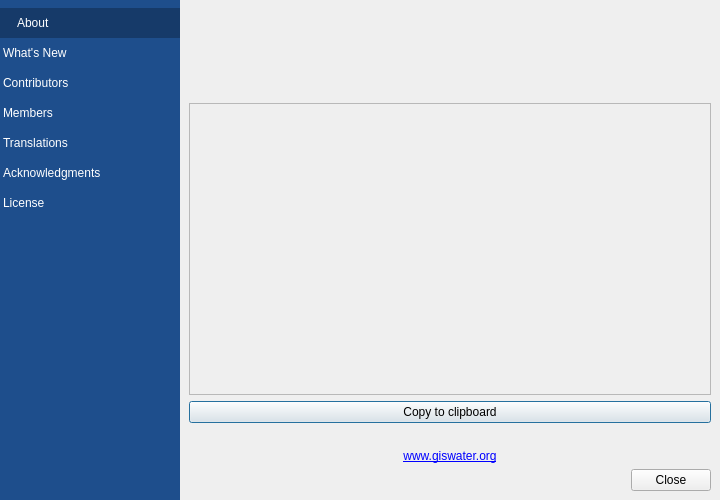
This is core/ui/menu/about.ui in giswater/plugin as Qt 5 draws it before an edit. The edited form follows.
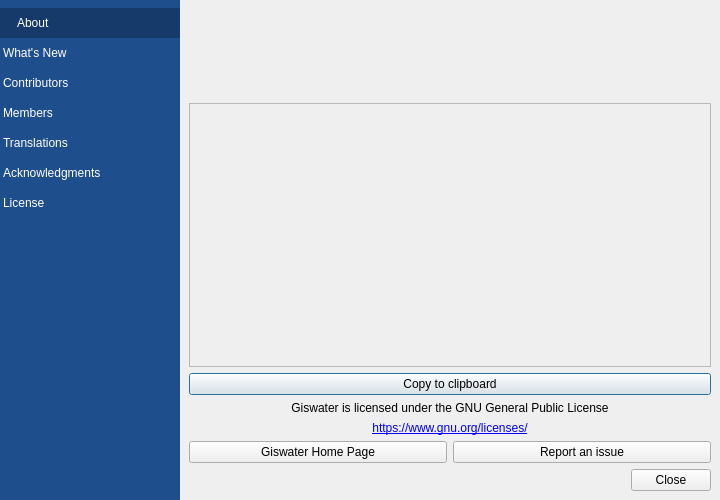
This is the edited form.

Commit message: feat(about-dialog): add homepage and issue reporting buttons; update license information display

```diff
--- a/core/ui/menu/about.ui
+++ b/core/ui/menu/about.ui
@@ -258,17 +258,20 @@
           <item>
            <widget class="QLabel" name="lbl_version">
             <property name="text">
-             <string/>
+             <string>Giswater is licensed under the GNU General Public License</string>
             </property>
             <property name="alignment">
              <set>Qt::AlignCenter</set>
             </property>
+            <property name="wordWrap">
+             <bool>true</bool>
+            </property>
            </widget>
           </item>
           <item>
            <widget class="QLabel" name="lbl_homepage">
             <property name="text">
-             <string>&lt;a href=&quot;https://www.giswater.org&quot;&gt;www.giswater.org&lt;/a&gt;</string>
+             <string>&lt;a href=&quot;https://www.gnu.org/licenses/&quot;&gt;https://www.gnu.org/licenses/&lt;/a&gt;</string>
             </property>
             <property name="alignment">
              <set>Qt::AlignCenter</set>
@@ -281,6 +284,24 @@
             </property>
            </widget>
           </item>
+          <item>
+           <layout class="QHBoxLayout" name="lyt_about_links">
+            <item>
+             <widget class="QPushButton" name="btn_homepage">
+              <property name="text">
+               <string>Giswater Home Page</string>
+              </property>
+             </widget>
+            </item>
+            <item>
+             <widget class="QPushButton" name="btn_issue">
+              <property name="text">
+               <string>Report an issue</string>
+              </property>
+             </widget>
+            </item>
+           </layout>
+          </item>
          </layout>
         </widget>
         <widget class="QWidget" name="page_whatsnew">
```
Left out of the diff: 4 changed lines with no effect on the pictures. The commit also changes 1 other file.
